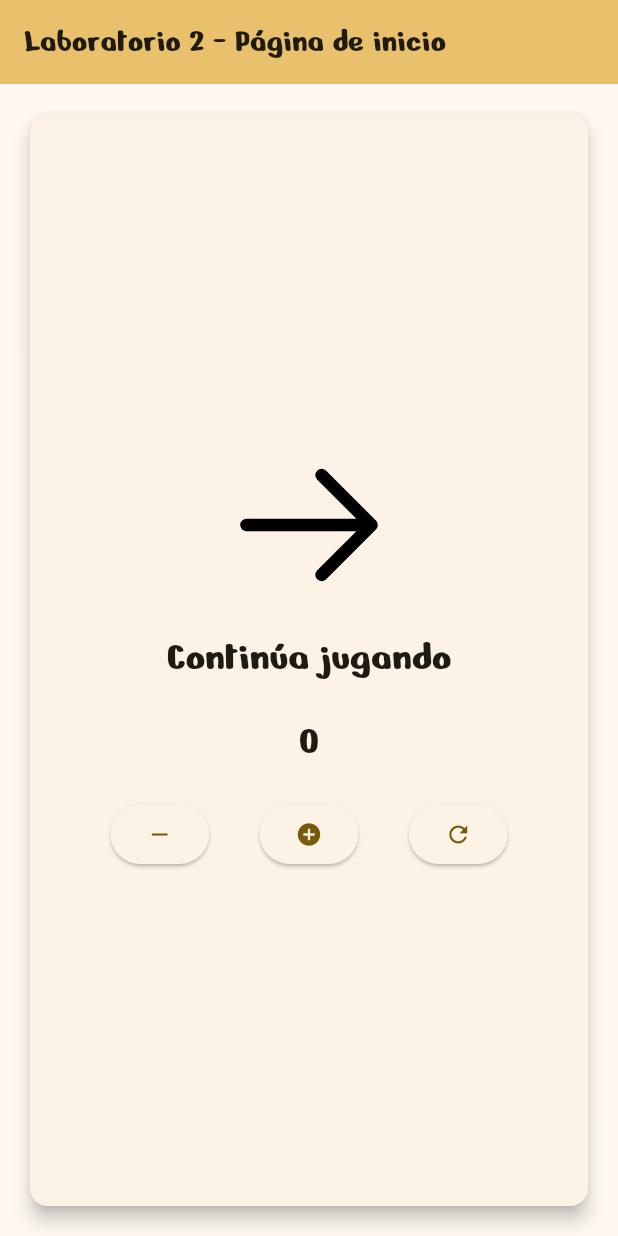
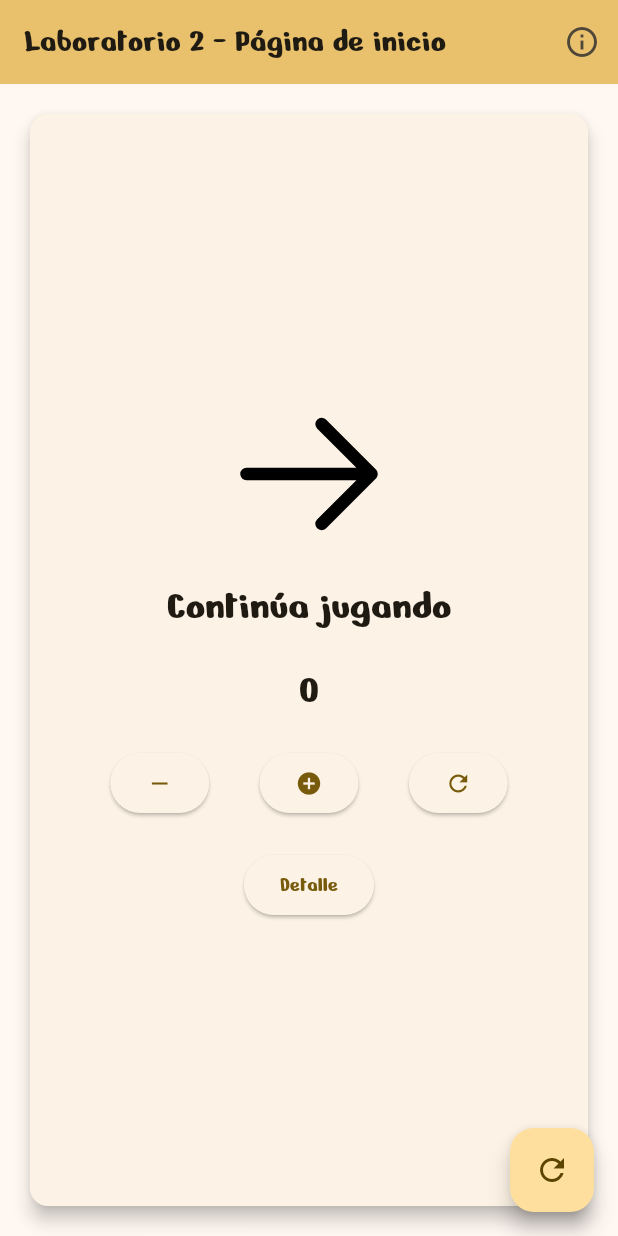
Before and after one commit to EduardoACC1897/3479A321_2022479013, a Flutter app: the screen it shows after launch, on a phone screen of 412 x 824 dp. Run offline on Flutter 3.47's test engine with Material 3 defaults, Android fonts, the phone set to English and light mode, and no system bars; our stand-ins replace flutter_svg, logger.

Commit message:
Actividad 4-5

```diff
--- a/lib/main.dart
+++ b/lib/main.dart
@@ -1,6 +1,8 @@
 import 'package:flutter/material.dart';
 import 'package:logger/logger.dart';
 import 'pages/my_home_page.dart';
+import 'pages/detail_page.dart';
+import 'pages/about_page.dart';
 
 void main() {
   runApp(const MyApp());
@@ -9,36 +11,23 @@ void main() {
 class MyApp extends StatelessWidget {
   const MyApp({super.key});
 
-  // This widget is the root of your application.
   @override
   Widget build(BuildContext context) {
-
     final Logger logger = Logger();
     logger.d("Logger is working!");
 
     return MaterialApp(
       title: 'Laboratorio 2',
       theme: ThemeData(
-        // This is the theme of your application.
-        //
-        // TRY THIS: Try running your application with "flutter run". You'll see
-        // the application has a purple toolbar. Then, without quitting the app,
-        // try changing the seedColor in the colorScheme below to Colors.green
-        // and then invoke "hot reload" (save your changes or press the "hot
-        // reload" button in a Flutter-supported IDE, or press "r" if you used
-        // the command line to start the app).
-        //
-        // Notice that the counter didn't reset back to zero; the application
-        // state is not lost during the reload. To reset the state, use hot
-        // restart instead.
-        //
-        // This works for code too, not just values: Most code changes can be
-        // tested with just a hot reload.
         colorScheme: ColorScheme.fromSeed(seedColor: Colors.amber),
         useMaterial3: true,
         fontFamily: 'NerkoOne',
       ),
       home: const MyHomePage(title: 'Laboratorio 2 - Página de inicio'),
+      routes: {
+        '/detail': (context) => const DetailPage(),
+        '/about': (context) => const AboutPage(),
+      },
     );
   }
 }
--- a/lib/pages/my_home_page.dart
+++ b/lib/pages/my_home_page.dart
@@ -67,6 +67,15 @@ class _MyHomePageState extends State<MyHomePage> {
       appBar: AppBar(
         backgroundColor: Theme.of(context).colorScheme.inversePrimary,
         title: Text(widget.title),
+        actions: [
+          IconButton(
+            icon: const Icon(Icons.info_outline),
+            onPressed: () {
+              // Navegar a la página "About"
+              Navigator.pushNamed(context, '/about');
+            },
+          ),
+        ],
       ),
       body: Center(
         child: Card(
@@ -110,6 +119,14 @@ class _MyHomePageState extends State<MyHomePage> {
                     ),
                   ],
                 ),
+                const SizedBox(height: 20),
+                ElevatedButton(
+                  onPressed: () {
+                    // Navegar a la pantalla "Detalle"
+                    Navigator.pushNamed(context, '/detail');
+                  },
+                  child: const Text('Detalle'),
+                ),
               ],
             ),
           ),
@@ -120,14 +137,15 @@ class _MyHomePageState extends State<MyHomePage> {
   }
 
   Widget? _showFloatingButton() {
-    if (_counter == 5 || _counter == 10) {
+    // Mostrar el botón flotante si el contador no es 5 o 10
+    if (_counter != 5 && _counter != 10) {
       return FloatingActionButton(
         onPressed: _resetCounter,
         tooltip: 'Reiniciar',
         child: const Icon(Icons.refresh),
       );
     } else {
-      // Ocultar el botón si el contador es 5 o 10
+       // Ocultar el botón flotante si el contador es 5 o 10
       return null;
     }
   }
```
Also changed, not shown: lib/pages/about_page.dart (added, +54 -0 lines), lib/pages/detail_page.dart (added, +46 -0 lines).
